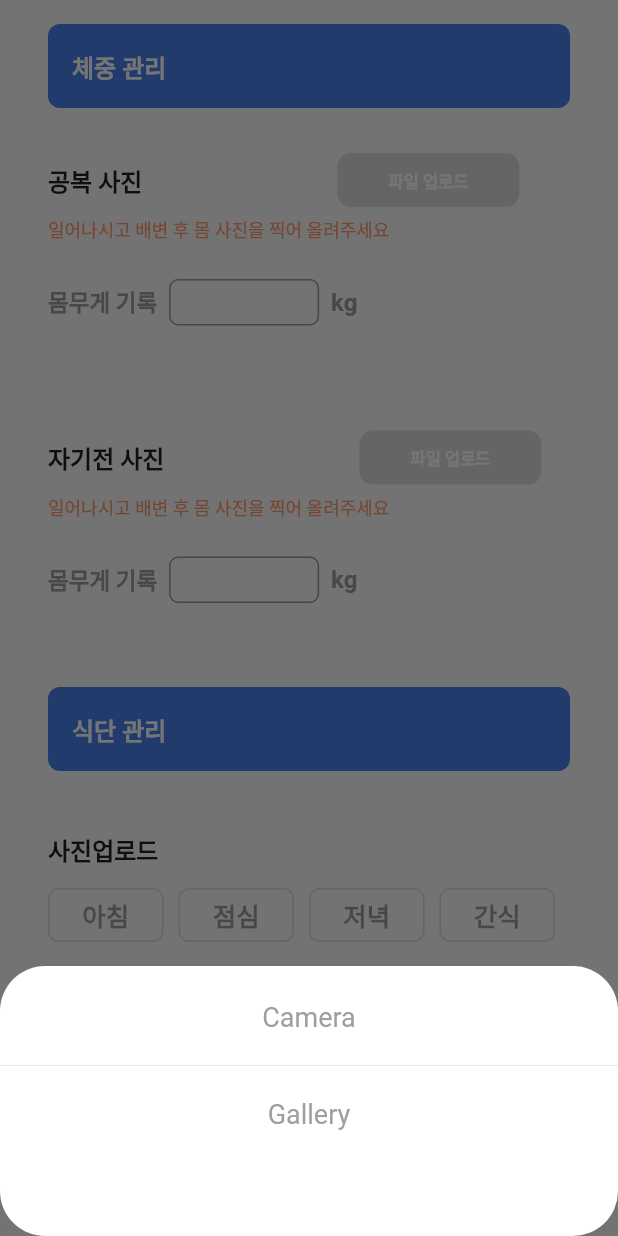
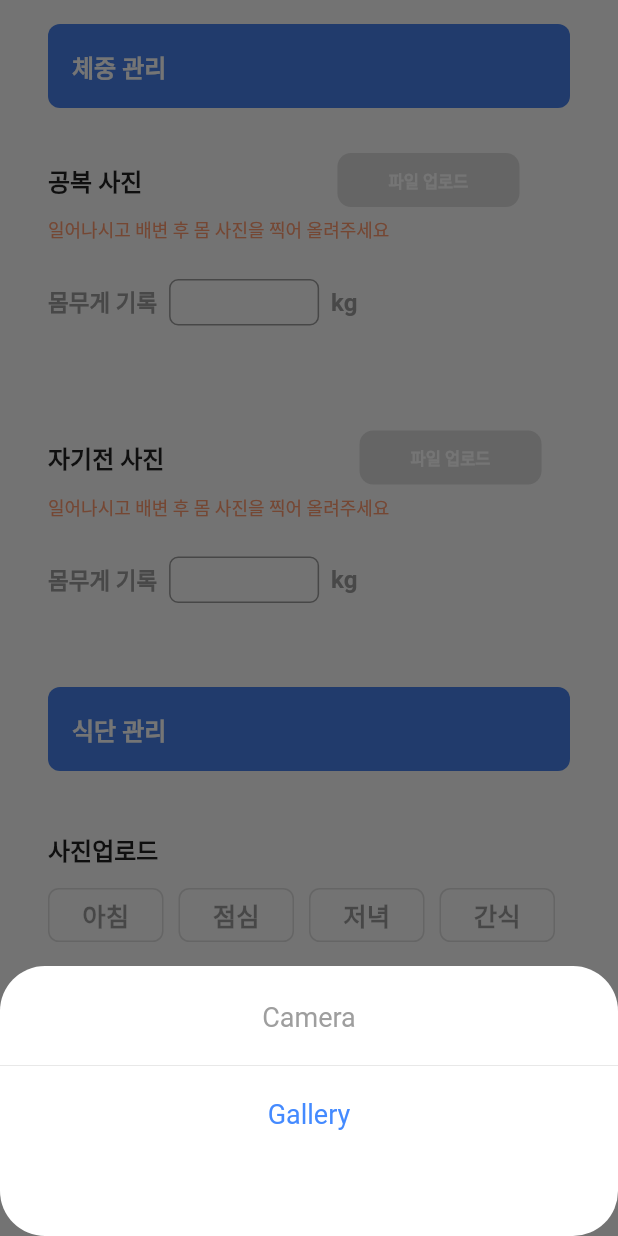
Before and after one commit to namhosung6023/flutter_fitwith_final, a Flutter app: the MemberDiary widget shown alone on an empty page, opened directly, after a tap on "파일 업로드", on a phone screen of 412 x 824 dp. Run offline on Flutter 3.47's test engine with Material 2 defaults, Android fonts, the phone set to English and light mode, and no system bars; our stand-ins replace carousel_slider, dio, flutter_swiper, image_picker, jwt_decoder, percent_indicator and 2 more; missing offline and left inert: keyboard_visibility, mime_type, multi_charts; accounts and stored records are empty; network calls fail; Roboto replaces fonts that are missing (SpoqaHanSansNeo).

```diff
--- a/lib/views/premium/widgets/widget_member_diary.dart
+++ b/lib/views/premium/widgets/widget_member_diary.dart
@@ -1019,7 +1019,7 @@ class _MemberDiaryState extends State<MemberDiary> {
                 const SizedBox(height: 8.0),
                 FlatButton(
                   child: Text('Gallery',
-                    style: TextStyle(fontSize: 18, color: Colors.grey, fontWeight: FontWeight.w400),) ,
+                    style: TextStyle(fontSize: 18, color: Colors.blueAccent, fontWeight: FontWeight.w400),) ,
                   onPressed: () {
                     galleryImage();
                     Navigator.pop(context);
--- a/lib/views/premium/widgets/widget_trainer_checklist.dart
+++ b/lib/views/premium/widgets/widget_trainer_checklist.dart
@@ -1,5 +1,4 @@
 import 'dart:convert';
-
 import 'package:fitwith/utils/utils_common.dart';
 import 'package:fitwith/utils/utils_widget.dart';
 import 'package:fitwith/views/premium/models/model_checklist.dart';
@@ -19,7 +18,7 @@ class TrainerChecklist extends StatefulWidget {
   _TrainerChecklistState createState() => _TrainerChecklistState();
 }
 
-class _TrainerChecklistState extends State<TrainerChecklist> {
+  class _TrainerChecklistState extends State<TrainerChecklist> {
   /// animation widget key.
   final _key = GlobalKey();
   String trainerId;
--- a/pubspec.yaml
+++ b/pubspec.yaml
@@ -26,7 +26,7 @@ dependencies:
   cupertino_icons: ^1.0.0
 
   # following page : https://pub.dev/packages/flutter_swiper
-  flutter_swiper: ^1.1.6
+  flutter_swiper:
 
   # following page : https://pub.dev/packages/keyboard_visibility
   keyboard_visibility: ^0.5.6
@@ -46,6 +46,8 @@ dependencies:
   mime_type: ^0.3.2
 
   http_parser: ^3.1.4
+
+
 
 dev_dependencies:
   flutter_test:
```
Also changed, not shown: pubspec.lock.
